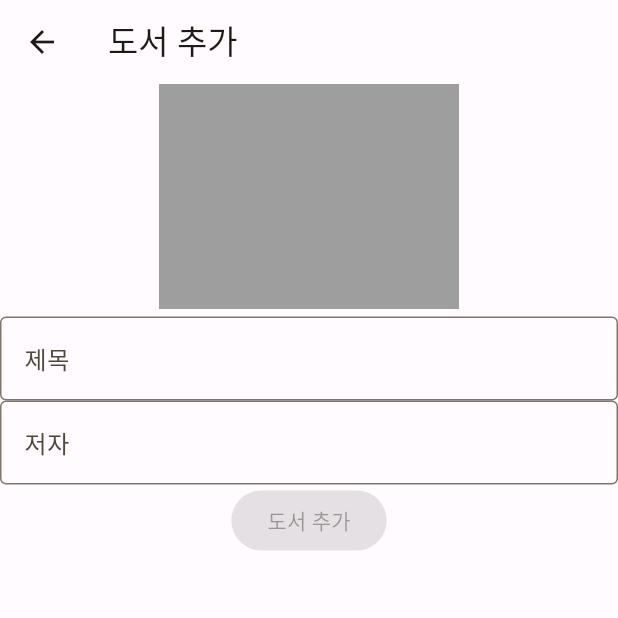
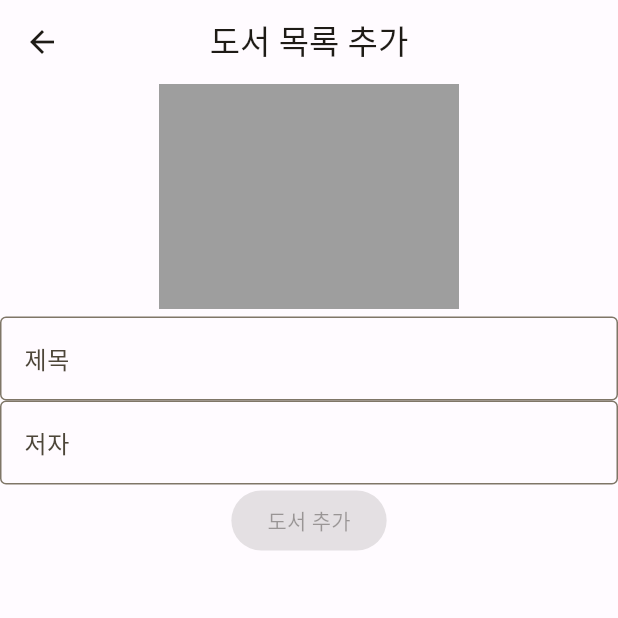
Before and after one commit to paxFortuna/book-list-app, a Flutter app: the AddBookScreen screen opened directly, on a phone screen of 412 x 824 dp, the top half of it. Run offline on Flutter 3.47's test engine with Material 2 defaults, Android fonts, the phone set to English and light mode, and no system bars; our stand-ins replace cloud_firestore, firebase_core, firebase_storage, image_picker; accounts and stored records are empty; generated files the repository leaves out were written again.

Commit message:
appbar centerTitle

```diff
--- a/lib/add_book/add_book_screen.dart
+++ b/lib/add_book/add_book_screen.dart
@@ -35,7 +35,8 @@ class _AddBookScreenState extends State<AddBookScreen> {
     return Scaffold(
       resizeToAvoidBottomInset: false,
       appBar: AppBar(
-        title: const Text('도서 추가'),
+        title: const Text('도서 목록 추가'),
+        centerTitle: true,
       ),
       body: SingleChildScrollView(
         child: Column(
```
